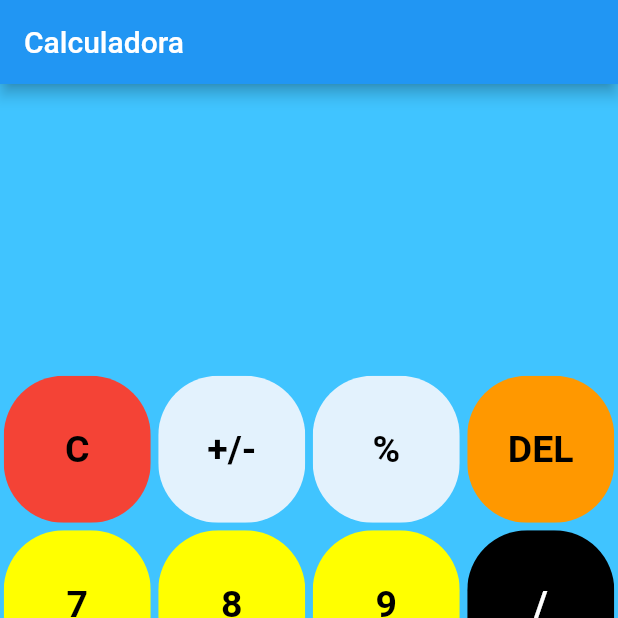
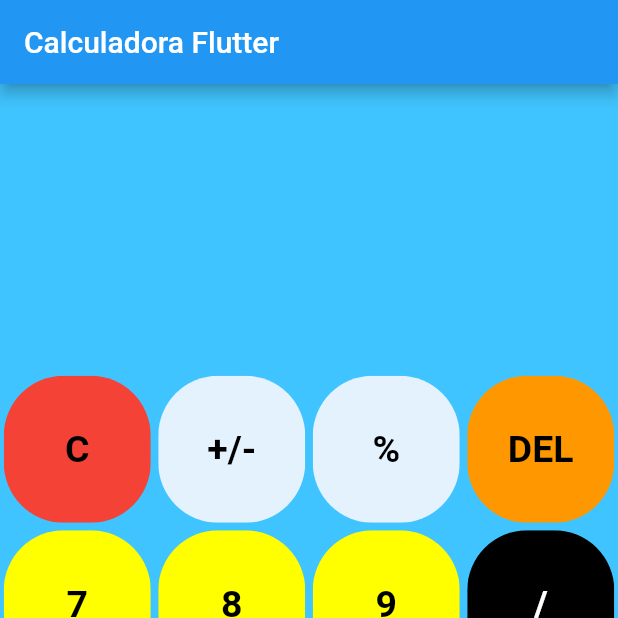
Before and after one commit to sergiomartinez1984/flutter_calculadora, a Flutter app: the screen it shows after launch, on a phone screen of 412 x 824 dp, the top half of it. Run offline on Flutter 3.47's test engine with Material 2 defaults, Android fonts, the phone set to English and light mode, and no system bars; our stand-ins replace math_expressions.

Commit message:
Calculadora acabada

```diff
--- a/lib/main.dart
+++ b/lib/main.dart
@@ -53,7 +53,7 @@ class _HomePageState extends State<HomePage> {
   Widget build(BuildContext context) {
     return Scaffold(
       appBar: AppBar(
-        title: const Text("Calculadora"),
+        title: const Text("Calculadora Flutter"),
       ), //AppBar
       backgroundColor: Colors.lightBlueAccent,
       body: Column(
```
